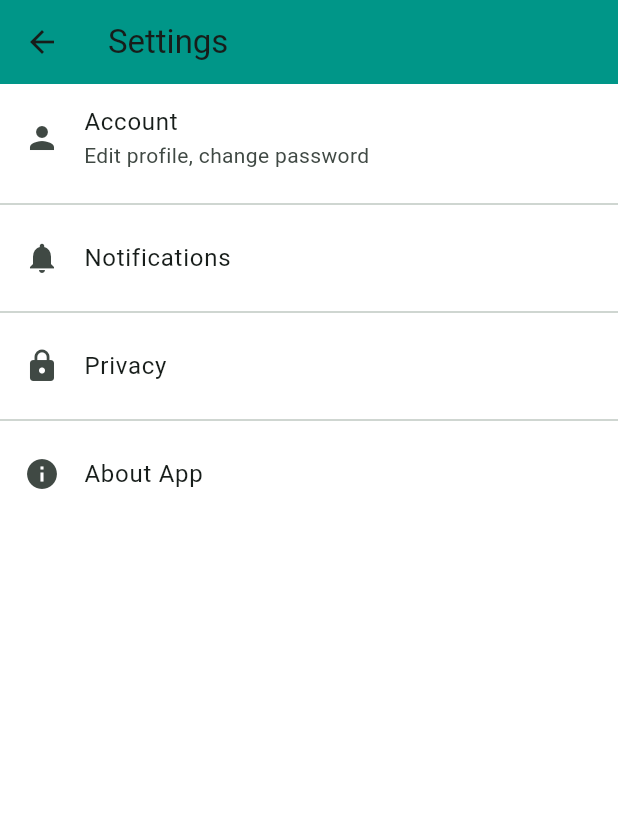
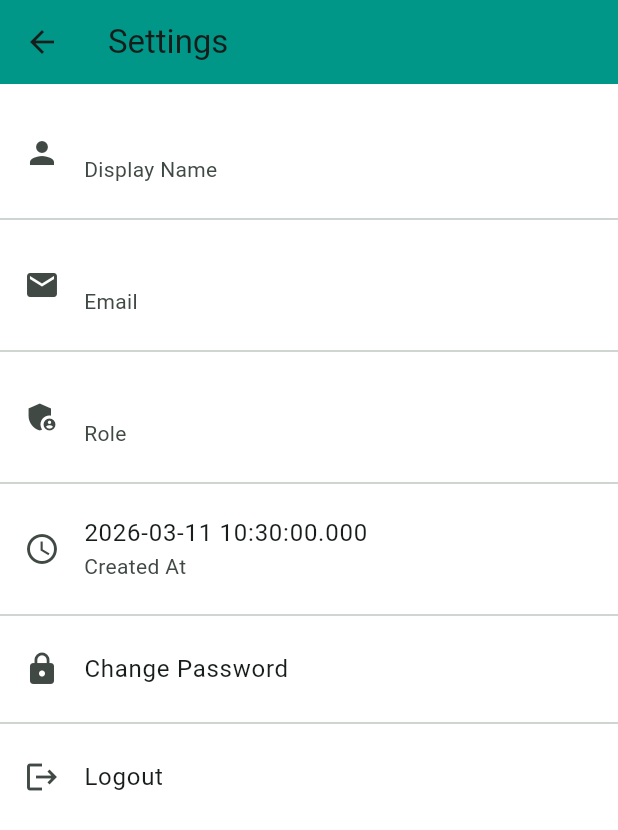
Before and after one commit to KathAEatBurger/KUCarPark, a Flutter app: the SettingsPage screen opened directly, on a phone screen of 412 x 824 dp. Shown: the top 830 px of the screen. Run offline on Flutter 3.47's test engine with Material 3 defaults, Android fonts, the phone set to English and light mode, and no system bars; our stand-ins replace cloud_firestore, firebase_auth, firebase_core, firebase_storage, geolocator, google_maps_flutter and 2 more; missing offline and left inert: firebase_ui_auth, firebase_ui_oauth_google, flutter_polyline_points; accounts and stored records are empty.

```diff
--- a/ku_carpark_app/lib/settings_page.dart
+++ b/ku_carpark_app/lib/settings_page.dart
@@ -1,38 +1,189 @@
 import 'package:flutter/material.dart';
+import 'package:cloud_firestore/cloud_firestore.dart';
+import 'package:firebase_auth/firebase_auth.dart';
 
-class SettingsPage extends StatelessWidget {
+class SettingsPage extends StatefulWidget {
   const SettingsPage({super.key});
 
   @override
+  State<SettingsPage> createState() => _SettingsPageState();
+}
+
+class _SettingsPageState extends State<SettingsPage> {
+
+  final user = FirebaseAuth.instance.currentUser;
+
+  Future<void> _changePassword() async {
+
+    TextEditingController oldPassword = TextEditingController();
+    TextEditingController newPassword = TextEditingController();
+
+    showDialog(
+      context: context,
+      builder: (context) {
+
+        return AlertDialog(
+          title: const Text("Change Password"),
+
+          content: Column(
+            mainAxisSize: MainAxisSize.min,
+            children: [
+
+              TextField(
+                controller: oldPassword,
+                obscureText: true,
+                decoration: const InputDecoration(
+                  labelText: "Current Password",
+                ),
+              ),
+
+              TextField(
+                controller: newPassword,
+                obscureText: true,
+                decoration: const InputDecoration(
+                  labelText: "New Password",
+                ),
+              ),
+
+            ],
+          ),
+
+          actions: [
+
+            TextButton(
+              child: const Text("Cancel"),
+              onPressed: () {
+                Navigator.pop(context);
+              },
+            ),
+
+            ElevatedButton(
+              child: const Text("Update"),
+              onPressed: () async {
+
+                try {
+
+                  final credential = EmailAuthProvider.credential(
+                    email: user!.email!,
+                    password: oldPassword.text,
+                  );
+
+                  await user!.reauthenticateWithCredential(credential);
+
+                  await user!.updatePassword(newPassword.text);
+
+                  Navigator.pop(context);
+
+                  ScaffoldMessenger.of(context).showSnackBar(
+                    const SnackBar(content: Text("Password updated successfully")),
+                  );
+
+                } catch (e) {
+
+                  ScaffoldMessenger.of(context).showSnackBar(
+                    SnackBar(content: Text("Error: $e")),
+                  );
+
+                }
+
+              },
+            ),
+          ],
+        );
+      },
+    );
+  }
+
+  @override
   Widget build(BuildContext context) {
+
     return Scaffold(
+
       appBar: AppBar(
         title: const Text("Settings"),
         backgroundColor: Colors.teal,
       ),
-      body: ListView(
-        children: const [
+
+      body: FutureBuilder<DocumentSnapshot>(
+        future: FirebaseFirestore.instance
+            .collection('users')
+            .doc(user!.uid)
+            .get(),
+
+        builder: (context, snapshot) {
+
+          if (snapshot.connectionState == ConnectionState.waiting) {
+            return const Center(child: CircularProgressIndicator());
+          }
+
+          if (!snapshot.hasData || !snapshot.data!.exists) {
+            return const Center(child: Text("User data not found"));
+          }
+
+          final data = snapshot.data!.data() as Map<String, dynamic>;
+
+          Timestamp createdAt = data['createdAt'];
+          DateTime date = createdAt.toDate();
+
+          return ListView(
+            children: [
+
+              const SizedBox(height: 10),
+
               ListTile(
-            leading: Icon(Icons.person),
-            title: Text("Account"),
-            subtitle: Text("Edit profile, change password"),
+                leading: const Icon(Icons.person),
+                title: Text(data['displayName'] ?? ""),
+                subtitle: const Text("Display Name"),
               ),
-          Divider(),
+
+              const Divider(),
+
               ListTile(
-            leading: Icon(Icons.notifications),
-            title: Text("Notifications"),
+                leading: const Icon(Icons.email),
+                title: Text(data['email'] ?? ""),
+                subtitle: const Text("Email"),
               ),
-          Divider(),
+
+              const Divider(),
+
               ListTile(
-            leading: Icon(Icons.lock),
-            title: Text("Privacy"),
+                leading: const Icon(Icons.admin_panel_settings),
+                title: Text(data['role'] ?? ""),
+                subtitle: const Text("Role"),
               ),
-          Divider(),
+
+              const Divider(),
+
               ListTile(
-            leading: Icon(Icons.info),
-            title: Text("About App"),
+                leading: const Icon(Icons.access_time),
+                title: Text(date.toString()),
+                subtitle: const Text("Created At"),
               ),
+
+              const Divider(),
+
+              ListTile(
+                leading: const Icon(Icons.lock),
+                title: const Text("Change Password"),
+                onTap: _changePassword,
+              ),
+
+              const Divider(),
+
+              ListTile(
+                leading: const Icon(Icons.logout),
+                title: const Text("Logout"),
+                onTap: () async {
+
+                  await FirebaseAuth.instance.signOut();
+
+                  Navigator.pop(context);
+                },
+              ),
+
             ],
+          );
+        },
       ),
     );
   }
```
Also changed, not shown: ku_carpark_app/lib/home.dart (+179 -143 lines), 7 other files. Lines whose indentation alone changed are shown as unchanged.
